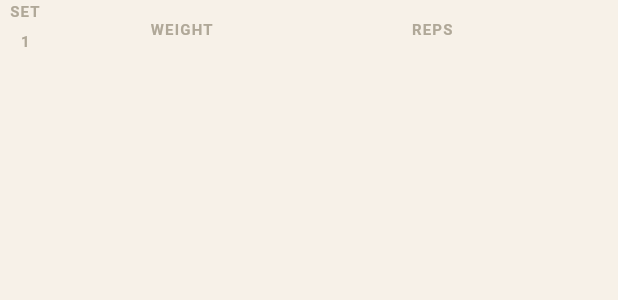
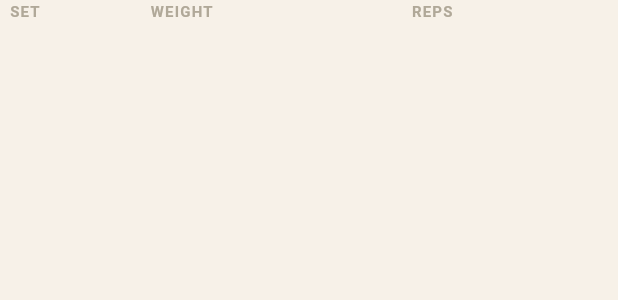
Before and after one commit to rodrigosa7/gymclub-mobile, a Flutter app: the _TableHeader widget shown alone on an empty page, opened directly, on a phone screen of 412 x 824 dp. Shown: the top 300 px of the screen. Run offline on Flutter 3.47's test engine with Material 3 defaults, Android fonts, the phone set to English and light mode, and no system bars; accounts and stored records are empty; network calls fail.

Commit message:
fix(workout): remove number placeholder from SET header

```diff
--- a/lib/features/workout/presentation/widgets/set_table.dart
+++ b/lib/features/workout/presentation/widgets/set_table.dart
@@ -108,12 +108,9 @@ class _TableHeader extends StatelessWidget {
     return Row(
       children: <Widget>[
         // SET column - centered over the 34px circle
-        SizedBox(
+        const SizedBox(
           width: 34,
-          child: Column(
-            mainAxisSize: MainAxisSize.min,
-            children: [
-              const Text(
+          child: Text(
             'SET',
             textAlign: TextAlign.center,
             style: TextStyle(
@@ -122,24 +119,6 @@ class _TableHeader extends StatelessWidget {
               color: Color(0xFFB0A898),
               letterSpacing: 0.8,
             ),
-              ),
-              const SizedBox(height: 4),
-              Container(
-                width: 34,
-                height: 20,
-                alignment: Alignment.center,
-                child: const Text(
-                  '1',
-                  textAlign: TextAlign.center,
-                  style: TextStyle(
-                    fontSize: 10,
-                    fontWeight: FontWeight.w700,
-                    color: Color(0xFFB0A898),
-                    height: 1,
-                  ),
-                ),
-              ),
-            ],
           ),
         ),
         const SizedBox(width: 8),
```
Lines whose indentation alone changed are shown as unchanged.
